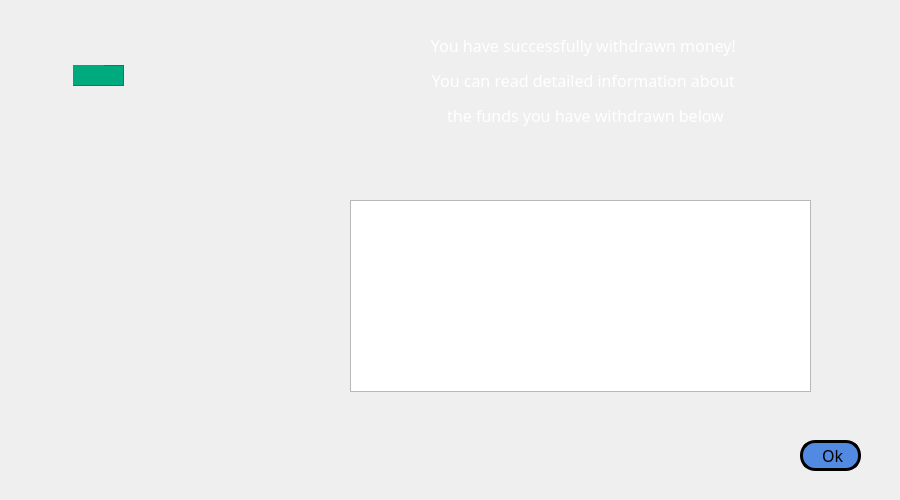
Regulus-Cor-Leonis/Cash-Machine-simulation, file successfulwithdraw.ui: the form before one commit.
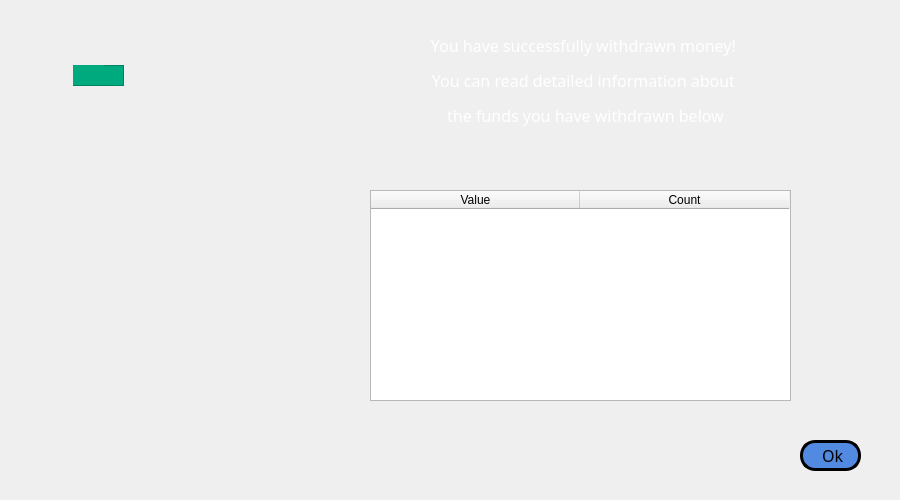
The form after the commit. Icons and pictures are not drawn.

The edit to the form file:
```diff
--- a/successfulwithdraw.ui
+++ b/successfulwithdraw.ui
@@ -184,21 +184,6 @@
     <zorder>label_8</zorder>
     <zorder>pushButton_2</zorder>
    </widget>
-   <widget class="QTableView" name="tableView">
-    <property name="geometry">
-     <rect>
-      <x>350</x>
-      <y>200</y>
-      <width>461</width>
-      <height>192</height>
-     </rect>
-    </property>
-    <property name="font">
-     <font>
-      <family>Algerian</family>
-     </font>
-    </property>
-   </widget>
    <widget class="QLabel" name="label">
     <property name="geometry">
      <rect>
@@ -387,6 +372,29 @@
      <string/>
     </property>
    </widget>
+   <widget class="QTableWidget" name="tableWidget">
+    <property name="geometry">
+     <rect>
+      <x>370</x>
+      <y>190</y>
+      <width>421</width>
+      <height>211</height>
+     </rect>
+    </property>
+    <attribute name="horizontalHeaderDefaultSectionSize">
+     <number>209</number>
+    </attribute>
+    <column>
+     <property name="text">
+      <string>Value</string>
+     </property>
+    </column>
+    <column>
+     <property name="text">
+      <string>Count</string>
+     </property>
+    </column>
+   </widget>
    <zorder>label_2</zorder>
    <zorder>label_6</zorder>
    <zorder>frame_2</zorder>
```
Left out of the diff: 2 changed lines with no effect on the pictures.
